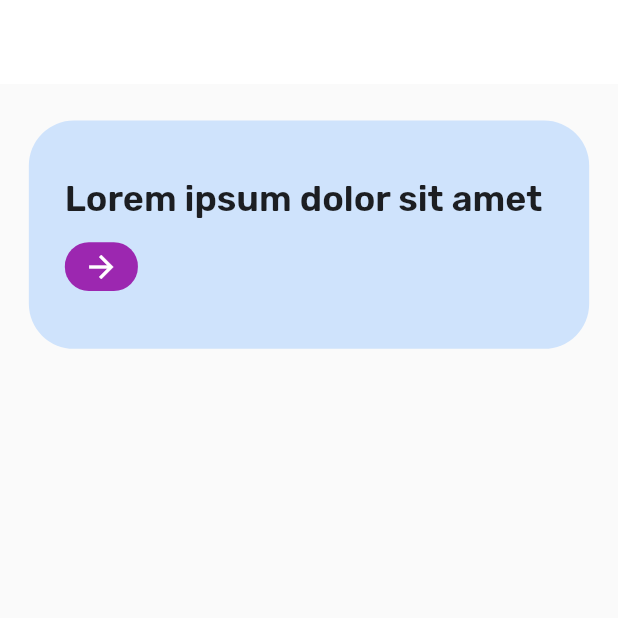
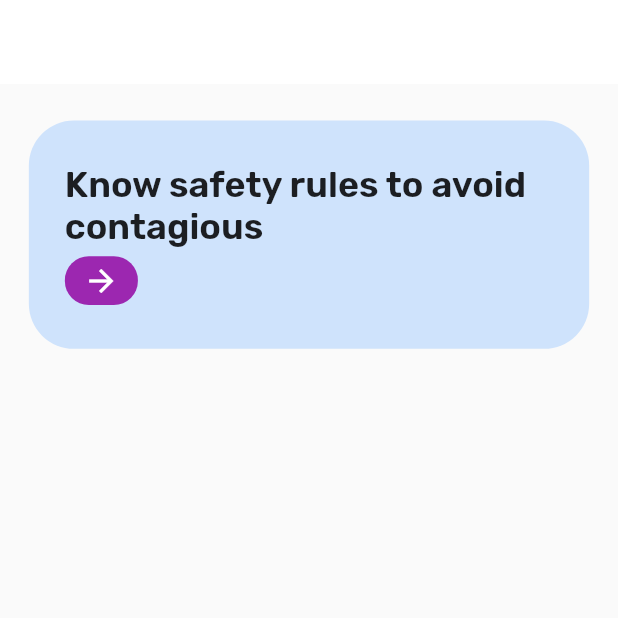
Before and after one commit to santtiagogp/Covid-App, a Flutter app: the screen it shows after launch, on a phone screen of 412 x 824 dp, the top half of it. Run offline on Flutter 3.47's test engine with Material 2 defaults, Android fonts, the phone set to English and light mode, and no system bars; our stand-ins replace google_fonts.

Commit message:
Localizations and mapped strings were added

```diff
--- /dev/null
+++ b/lib/application/pages/home/config/home_localizations.dart
@@ -0,0 +1,52 @@
+import 'dart:ui';
+import 'dart:convert';
+
+import 'package:flutter/material.dart';
+import 'package:flutter/services.dart';
+
+class HomePageLocalizations {
+  final Locale locale;
+
+  HomePageLocalizations(this.locale);
+
+  static HomePageLocalizations? of(BuildContext context) =>
+      Localizations.of<HomePageLocalizations>(context, HomePageLocalizations);
+
+  static const LocalizationsDelegate<HomePageLocalizations> delegate =
+      HomePageLocalizationsDelegate();
+
+  late Map<String, dynamic> _localizedStrings;
+
+  Future<bool> load() async {
+    String jsonString = await rootBundle
+        .loadString('assets/lang/${locale.languageCode}/home.json');
+    Map<String, dynamic> jsonMap = json.decode(jsonString);
+
+    _localizedStrings = jsonMap.map((key, value) {
+      return MapEntry(key, value);
+    });
+    return true;
+  }
+
+  String translate(String key) => _localizedStrings[key];
+
+  Map<String, dynamic> getJsonTranslate() => _localizedStrings;
+}
+
+class HomePageLocalizationsDelegate
+    extends LocalizationsDelegate<HomePageLocalizations> {
+  const HomePageLocalizationsDelegate();
+
+  @override
+  bool isSupported(Locale locale) => ['en', 'es'].contains(locale.languageCode);
+
+  @override
+  Future<HomePageLocalizations> load(Locale locale) async {
+    HomePageLocalizations localizations = HomePageLocalizations(locale);
+    await localizations.load();
+    return localizations;
+  }
+
+  @override
+  bool shouldReload(HomePageLocalizationsDelegate old) => false;
+}
--- a/lib/application/pages/home_page.dart
+++ b/lib/application/pages/home/home_page.dart
@@ -1,15 +1,27 @@
-import 'package:covid_app/application/widgets/foundations/covid_text.dart';
-import 'package:covid_app/application/widgets/tokens/covid_spacing.dart';
 import 'package:flutter/material.dart';
+import 'mappers/home_mapper.dart';
+import 'models/home_model.dart';
 
-import '../constants/covid_colors.dart';
-import '../constants/utils/covid_responsive.dart';
+import '../../constants/covid_colors.dart';
+import '../../constants/utils/covid_responsive.dart';
+import '../../widgets/foundations/covid_text.dart';
+import '../../widgets/tokens/covid_spacing.dart';
 
 class HomePage extends StatelessWidget {
-  const HomePage({ Key? key }) : super(key: key);
+  const HomePage({ Key? key, required this.language }) : super(key: key);
+
+  final Map<String, dynamic> language;
+
+  static const String pageName = 'home';
 
   @override
   Widget build(BuildContext context) {
+
+    late HomeModel _model;
+    final HomeMapper _mapper = HomeMapper();
+    _model = _mapper.fromMap(language);
+
+
     return Scaffold(
       appBar: AppBar(
         backgroundColor: CovidColors.white,
@@ -17,7 +29,7 @@ class HomePage extends StatelessWidget {
       ),
       body: Column(
         children: [
-          _InformationCard()
+          _InformationCard(model: _model,)
         ],
       ),
     );
@@ -25,6 +37,12 @@ class HomePage extends StatelessWidget {
 }
 
 class _InformationCard extends StatelessWidget {
+
+  _InformationCard({
+    required this.model
+  });
+
+  final HomeModel model;
 
   @override
   Widget build(BuildContext context) {
@@ -49,7 +67,7 @@ class _InformationCard extends StatelessWidget {
           crossAxisAlignment: CrossAxisAlignment.start,
           children: [
             CovidText.bigText(
-              text: 'Lorem ipsum dolor sit amet',
+              text: model.informationCard,
               fontWeight: FontWeight.w600
             ),
             InkWell(
--- /dev/null
+++ b/lib/application/pages/home/mappers/home_mapper.dart
@@ -0,0 +1,18 @@
+import '../../../helpers/interfaces/mapper.dart';
+import '../models/home_model.dart';
+
+class HomeMapper extends Mapper<HomeModel> {
+  @override
+  HomeModel fromMap(Map<String, dynamic> json) => HomeModel(
+    active: json['active'],
+    confirmed: json['confirmed'],
+    deceased: json['deceased'],
+    graphic: json['graphic'],
+    informationCard: json['information_card'],
+    recovered: json['recovered']
+  );
+
+  @override
+  Map<String, dynamic> toMap(HomeModel data) => throw UnimplementedError();
+
+}
--- /dev/null
+++ b/lib/application/pages/home/models/home_model.dart
@@ -0,0 +1,18 @@
+class HomeModel {
+    HomeModel({
+        required this.informationCard,
+        required this.confirmed,
+        required this.active,
+        required this.recovered,
+        required this.deceased,
+        required this.graphic,
+    });
+
+    final String informationCard;
+    final String confirmed;
+    final String active;
+    final String recovered;
+    final String deceased;
+    final String graphic;
+
+}
--- a/lib/application/routes/routes.dart
+++ b/lib/application/routes/routes.dart
@@ -1,7 +1,8 @@
+import 'package:covid_app/application/routes/home_routes.dart';
 import 'package:flutter/material.dart';
 
-import '../pages/home_page.dart';
+import '../pages/home/home_page.dart';
 
 final Map<String, WidgetBuilder> appRoutes = {
-  'home' : ( _ ) => const HomePage()
+  HomePage.pageName : HomeRoutes.getInitialPage
 };
--- a/lib/main.dart
+++ b/lib/main.dart
@@ -1,4 +1,6 @@
+import 'package:covid_app/application/pages/home/config/home_localizations.dart';
 import 'package:flutter/material.dart';
+import 'package:flutter_localizations/flutter_localizations.dart';
 
 import 'application/routes/routes.dart';
 
@@ -8,6 +10,16 @@ class MyApp extends StatelessWidget {
   @override
   Widget build(BuildContext context) {
     return MaterialApp(
+      localizationsDelegates: const [
+        GlobalMaterialLocalizations.delegate,
+        GlobalWidgetsLocalizations.delegate,
+        GlobalCupertinoLocalizations.delegate,
+        HomePageLocalizations.delegate
+      ],
+      supportedLocales: const [
+        Locale('en'),
+        Locale('es'),
+      ],
       debugShowCheckedModeBanner: false,
       title: 'Covid App',
       routes: appRoutes,
--- a/pubspec.yaml
+++ b/pubspec.yaml
@@ -11,6 +11,9 @@ environment:
 
 dependencies:
   flutter:
+    sdk: flutter
+
+  flutter_localizations:
     sdk: flutter
 
   cupertino_icons: ^1.0.2
@@ -28,4 +31,5 @@ flutter:
   uses-material-design: true
 
   assets:
-    - assets/
+    - assets/lang/es/
+    - assets/lang/en/
```
Also changed, not shown: assets/lang/en/home.json (added, +8 -0 lines), assets/lang/es/home.json (added, +8 -0 lines), lib/application/routes/home_routes.dart (added, +16 -0 lines), pubspec.lock.
